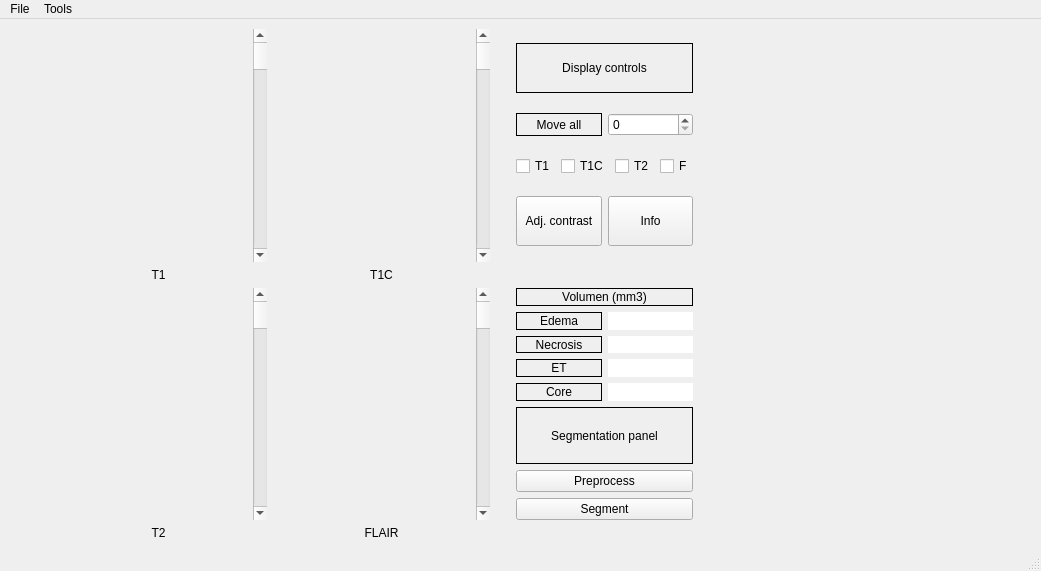
Above: GUIv1.ui from GBM-images-research/GBManalyzer before the change. Below: the same form after it.
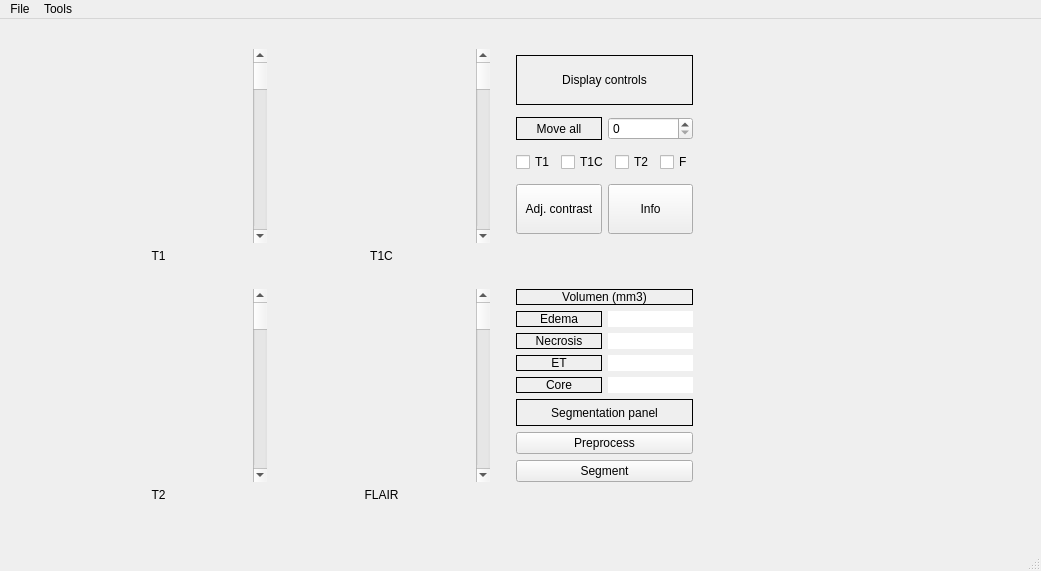
That is the form after the change.

Commit message: Se crearon hilos para las funciones principales

```diff
--- a/GUIv1.ui
+++ b/GUIv1.ui
@@ -20,33 +20,124 @@
       <x>30</x>
       <y>10</y>
       <width>683</width>
-      <height>511</height>
+      <height>513</height>
      </rect>
     </property>
     <layout class="QHBoxLayout" name="horizontalLayout">
      <item>
       <layout class="QGridLayout" name="gridLayout">
-       <item row="3" column="3">
-        <widget class="QLabel" name="label_8">
-         <property name="text">
-          <string>FLAIR</string>
+       <item row="1" column="5">
+        <spacer name="horizontalSpacer_2">
+         <property name="orientation">
+          <enum>Qt::Horizontal</enum>
          </property>
-         <property name="alignment">
-          <set>Qt::AlignCenter</set>
+         <property name="sizeType">
+          <enum>QSizePolicy::Fixed</enum>
          </property>
-        </widget>
+         <property name="sizeHint" stdset="0">
+          <size>
+           <width>20</width>
+           <height>20</height>
+          </size>
+         </property>
+        </spacer>
        </item>
-       <item row="3" column="1">
-        <widget class="QLabel" name="label_7">
+       <item row="1" column="7">
+        <layout class="QVBoxLayout" name="verticalLayout_5"/>
+       </item>
+       <item row="2" column="3">
+        <widget class="QLabel" name="label_6">
          <property name="text">
-          <string>T2</string>
+          <string>T1C</string>
          </property>
          <property name="alignment">
           <set>Qt::AlignCenter</set>
          </property>
         </widget>
        </item>
-       <item row="0" column="0">
+       <item row="4" column="1">
+        <layout class="QHBoxLayout" name="horizontalLayout_10">
+         <item>
+          <widget class="QLabel" name="label_3">
+           <property name="sizePolicy">
+            <sizepolicy hsizetype="Expanding" vsizetype="Expanding">
+             <horstretch>0</horstretch>
+             <verstretch>0</verstretch>
+            </sizepolicy>
+           </property>
+           <property name="autoFillBackground">
+            <bool>false</bool>
+           </property>
+           <property name="styleSheet">
+            <string notr="true"/>
+           </property>
+           <property name="text">
+            <string/>
+           </property>
+           <property name="alignment">
+            <set>Qt::AlignCenter</set>
+           </property>
+          </widget>
+         </item>
+         <item>
+          <widget class="QScrollBar" name="verticalScrollBar_3">
+           <property name="orientation">
+            <enum>Qt::Vertical</enum>
+           </property>
+          </widget>
+         </item>
+        </layout>
+       </item>
+       <item row="4" column="3">
+        <layout class="QHBoxLayout" name="horizontalLayout_13">
+         <item>
+          <widget class="QLabel" name="label_4">
+           <property name="sizePolicy">
+            <sizepolicy hsizetype="Expanding" vsizetype="Expanding">
+             <horstretch>0</horstretch>
+             <verstretch>0</verstretch>
+            </sizepolicy>
+           </property>
+           <property name="autoFillBackground">
+            <bool>false</bool>
+           </property>
+           <property name="styleSheet">
+            <string notr="true"/>
+           </property>
+           <property name="text">
+            <string/>
+           </property>
+           <property name="alignment">
+            <set>Qt::AlignCenter</set>
+           </property>
+          </widget>
+         </item>
+         <item>
+          <widget class="QScrollBar" name="verticalScrollBar_4">
+           <property name="orientation">
+            <enum>Qt::Vertical</enum>
+           </property>
+          </widget>
+         </item>
+        </layout>
+       </item>
+       <item row="7" column="1">
+        <spacer name="verticalSpacer">
+         <property name="orientation">
+          <enum>Qt::Vertical</enum>
+         </property>
+         <property name="sizeType">
+          <enum>QSizePolicy::Fixed</enum>
+         </property>
+         <property name="sizeHint" stdset="0">
+          <size>
+           <width>20</width>
+           <height>20</height>
+          </size>
+         </property>
+        </spacer>
+       </item>
+       <item row="1" column="0">
         <spacer name="horizontalSpacer_3">
          <property name="orientation">
           <enum>Qt::Horizontal</enum>
@@ -62,7 +153,7 @@
          </property>
         </spacer>
        </item>
-       <item row="0" column="6">
+       <item row="1" column="6">
         <layout class="QVBoxLayout" name="verticalLayout">
          <property name="leftMargin">
           <number>0</number>
@@ -200,7 +291,7 @@
          </item>
         </layout>
        </item>
-       <item row="2" column="6">
+       <item row="4" column="6">
         <layout class="QVBoxLayout" name="verticalLayout_6">
          <item>
           <layout class="QVBoxLayout" name="verticalLayout_3">
@@ -366,151 +457,69 @@
          </item>
         </layout>
        </item>
-       <item row="0" column="7">
-        <layout class="QVBoxLayout" name="verticalLayout_5"/>
-       </item>
-       <item row="1" column="3">
-        <widget class="QLabel" name="label_6">
+       <item row="3" column="3">
+        <widget class="QLabel" name="label_22">
+         <property name="sizePolicy">
+          <sizepolicy hsizetype="Ignored" vsizetype="Preferred">
+           <horstretch>0</horstretch>
+           <verstretch>0</verstretch>
+          </sizepolicy>
+         </property>
          <property name="text">
-          <string>T1C</string>
+          <string/>
          </property>
          <property name="alignment">
           <set>Qt::AlignCenter</set>
          </property>
         </widget>
        </item>
-       <item row="0" column="8">
-        <spacer name="horizontalSpacer">
-         <property name="orientation">
-          <enum>Qt::Horizontal</enum>
+       <item row="3" column="1">
+        <widget class="QLabel" name="label_21">
+         <property name="sizePolicy">
+          <sizepolicy hsizetype="Preferred" vsizetype="Preferred">
+           <horstretch>0</horstretch>
+           <verstretch>0</verstretch>
+          </sizepolicy>
          </property>
-         <property name="sizeType">
-          <enum>QSizePolicy::Fixed</enum>
+         <property name="text">
+          <string/>
          </property>
-         <property name="sizeHint" stdset="0">
-          <size>
-           <width>20</width>
-           <height>20</height>
-          </size>
+         <property name="alignment">
+          <set>Qt::AlignCenter</set>
          </property>
-        </spacer>
-       </item>
-       <item row="0" column="5">
-        <spacer name="horizontalSpacer_2">
-         <property name="orientation">
-          <enum>Qt::Horizontal</enum>
-         </property>
-         <property name="sizeType">
-          <enum>QSizePolicy::Fixed</enum>
-         </property>
-         <property name="sizeHint" stdset="0">
-          <size>
-           <width>20</width>
-           <height>20</height>
-          </size>
-         </property>
-        </spacer>
+        </widget>
        </item>
        <item row="2" column="1">
-        <layout class="QHBoxLayout" name="horizontalLayout_10">
-         <item>
-          <widget class="QLabel" name="label_3">
-           <property name="sizePolicy">
-            <sizepolicy hsizetype="Expanding" vsizetype="Expanding">
-             <horstretch>0</horstretch>
-             <verstretch>0</verstretch>
-            </sizepolicy>
-           </property>
-           <property name="autoFillBackground">
-            <bool>false</bool>
-           </property>
-           <property name="styleSheet">
-            <string notr="true"/>
-           </property>
-           <property name="text">
-            <string/>
-           </property>
-           <property name="alignment">
-            <set>Qt::AlignCenter</set>
-           </property>
-          </widget>
-         </item>
-         <item>
-          <widget class="QScrollBar" name="verticalScrollBar_3">
-           <property name="orientation">
-            <enum>Qt::Vertical</enum>
-           </property>
-          </widget>
-         </item>
-        </layout>
+        <widget class="QLabel" name="label_5">
+         <property name="text">
+          <string>T1</string>
+         </property>
+         <property name="alignment">
+          <set>Qt::AlignCenter</set>
+         </property>
+        </widget>
        </item>
-       <item row="0" column="3">
-        <layout class="QHBoxLayout" name="horizontalLayout_11">
-         <item>
-          <widget class="QLabel" name="label_2">
-           <property name="sizePolicy">
-            <sizepolicy hsizetype="Expanding" vsizetype="Expanding">
-             <horstretch>0</horstretch>
-             <verstretch>0</verstretch>
-            </sizepolicy>
-           </property>
-           <property name="autoFillBackground">
-            <bool>false</bool>
-           </property>
-           <property name="styleSheet">
-            <string notr="true"/>
-           </property>
-           <property name="text">
-            <string/>
-           </property>
-           <property name="alignment">
-            <set>Qt::AlignCenter</set>
-           </property>
-          </widget>
-         </item>
-         <item>
-          <widget class="QScrollBar" name="verticalScrollBar_2">
-           <property name="orientation">
-            <enum>Qt::Vertical</enum>
-           </property>
-          </widget>
-         </item>
-        </layout>
+       <item row="5" column="1">
+        <widget class="QLabel" name="label_7">
+         <property name="text">
+          <string>T2</string>
+         </property>
+         <property name="alignment">
+          <set>Qt::AlignCenter</set>
+         </property>
+        </widget>
        </item>
-       <item row="2" column="3">
-        <layout class="QHBoxLayout" name="horizontalLayout_13">
-         <item>
-          <widget class="QLabel" name="label_4">
-           <property name="sizePolicy">
-            <sizepolicy hsizetype="Expanding" vsizetype="Expanding">
-             <horstretch>0</horstretch>
-             <verstretch>0</verstretch>
-            </sizepolicy>
-           </property>
-           <property name="autoFillBackground">
-            <bool>false</bool>
-           </property>
-           <property name="styleSheet">
-            <string notr="true"/>
-           </property>
-           <property name="text">
-            <string/>
-           </property>
-           <property name="alignment">
-            <set>Qt::AlignCenter</set>
-           </property>
-          </widget>
-         </item>
-         <item>
-          <widget class="QScrollBar" name="verticalScrollBar_4">
-           <property name="orientation">
-            <enum>Qt::Vertical</enum>
-           </property>
-          </widget>
-         </item>
-        </layout>
+       <item row="5" column="3">
+        <widget class="QLabel" name="label_8">
+         <property name="text">
+          <string>FLAIR</string>
+         </property>
+         <property name="alignment">
+          <set>Qt::AlignCenter</set>
+         </property>
+        </widget>
        </item>
-       <item row="0" column="1">
+       <item row="1" column="1">
         <layout class="QHBoxLayout" name="horizontalLayout_9">
          <item>
           <widget class="QLabel" name="label">
@@ -520,6 +529,12 @@
              <verstretch>0</verstretch>
             </sizepolicy>
            </property>
+           <property name="maximumSize">
+            <size>
+             <width>16777215</width>
+             <height>16777215</height>
+            </size>
+           </property>
            <property name="autoFillBackground">
             <bool>false</bool>
            </property>
@@ -546,10 +561,91 @@
          </item>
         </layout>
        </item>
-       <item row="1" column="1">
-        <widget class="QLabel" name="label_5">
+       <item row="1" column="3">
+        <layout class="QHBoxLayout" name="horizontalLayout_11">
+         <item>
+          <widget class="QLabel" name="label_2">
+           <property name="sizePolicy">
+            <sizepolicy hsizetype="Expanding" vsizetype="Expanding">
+             <horstretch>0</horstretch>
+             <verstretch>0</verstretch>
+            </sizepolicy>
+           </property>
+           <property name="autoFillBackground">
+            <bool>false</bool>
+           </property>
+           <property name="styleSheet">
+            <string notr="true"/>
+           </property>
+           <property name="text">
+            <string/>
+           </property>
+           <property name="alignment">
+            <set>Qt::AlignCenter</set>
+           </property>
+          </widget>
+         </item>
+         <item>
+          <widget class="QScrollBar" name="verticalScrollBar_2">
+           <property name="orientation">
+            <enum>Qt::Vertical</enum>
+           </property>
+          </widget>
+         </item>
+        </layout>
+       </item>
+       <item row="0" column="1">
+        <spacer name="verticalSpacer_2">
+         <property name="orientation">
+          <enum>Qt::Vertical</enum>
+         </property>
+         <property name="sizeType">
+          <enum>QSizePolicy::Fixed</enum>
+         </property>
+         <property name="sizeHint" stdset="0">
+          <size>
+           <width>20</width>
+           <height>20</height>
+          </size>
+         </property>
+        </spacer>
+       </item>
+       <item row="1" column="8">
+        <spacer name="horizontalSpacer">
+         <property name="orientation">
+          <enum>Qt::Horizontal</enum>
+         </property>
+         <property name="sizeType">
+          <enum>QSizePolicy::Fixed</enum>
+         </property>
+         <property name="sizeHint" stdset="0">
+          <size>
+           <width>20</width>
+           <height>20</height>
+          </size>
+         </property>
+        </spacer>
+       </item>
+       <item row="6" column="1">
+        <widget class="QLabel" name="label_23">
+         <property name="sizePolicy">
+          <sizepolicy hsizetype="Preferred" vsizetype="Preferred">
+           <horstretch>0</horstretch>
+           <verstretch>0</verstretch>
+          </sizepolicy>
+         </property>
          <property name="text">
-          <string>T1</string>
+          <string/>
+         </property>
+         <property name="alignment">
+          <set>Qt::AlignCenter</set>
+         </property>
+        </widget>
+       </item>
+       <item row="6" column="3">
+        <widget class="QLabel" name="label_24">
+         <property name="text">
+          <string/>
          </property>
          <property name="alignment">
           <set>Qt::AlignCenter</set>
```
The commit also changes 2 other files.
